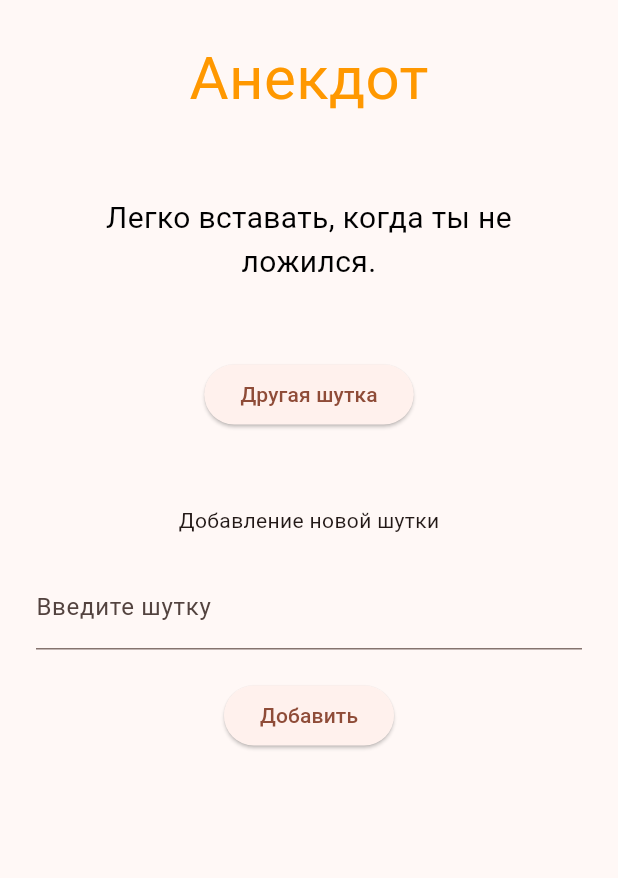
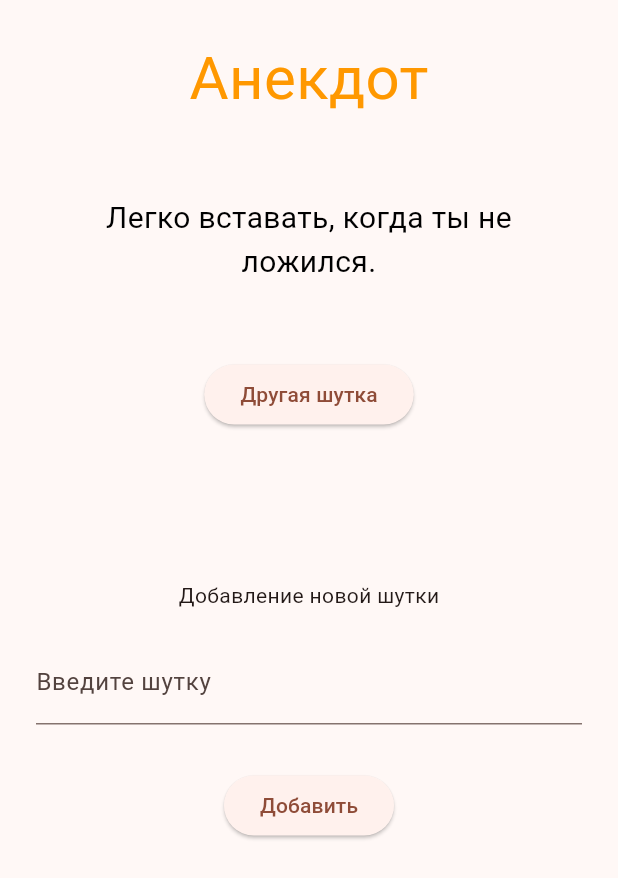
Before and after one commit to ruscalworld/flutter-3, a Flutter app: the screen it shows after launch, on a phone screen of 412 x 824 dp. Shown: the top 878 px of the screen. Run offline on Flutter 3.47's test engine with Material 3 defaults, Android fonts, the phone set to English and light mode, and no system bars.

Commit message:
Increase spacing between widgets

```diff
--- a/lib/main.dart
+++ b/lib/main.dart
@@ -181,7 +181,7 @@ class NewJokeContainer extends StatelessWidget {
             onSubmitted: (a) => _addJoke(),
           ),
         ),
-        const SizedBox(height: 20),
+        const SizedBox(height: 30),
         ElevatedButton(
           onPressed: _addJoke,
           child: const Text("Добавить"),
@@ -221,7 +221,7 @@ class HomePage extends StatelessWidget {
               const Title(),
               const SizedBox(height: 50),
               JokeContainer(jokes: _jokes),
-              const SizedBox(height: 50),
+              const SizedBox(height: 100),
               NewJokeContainer(jokes: _jokes),
             ],
           ),
```
